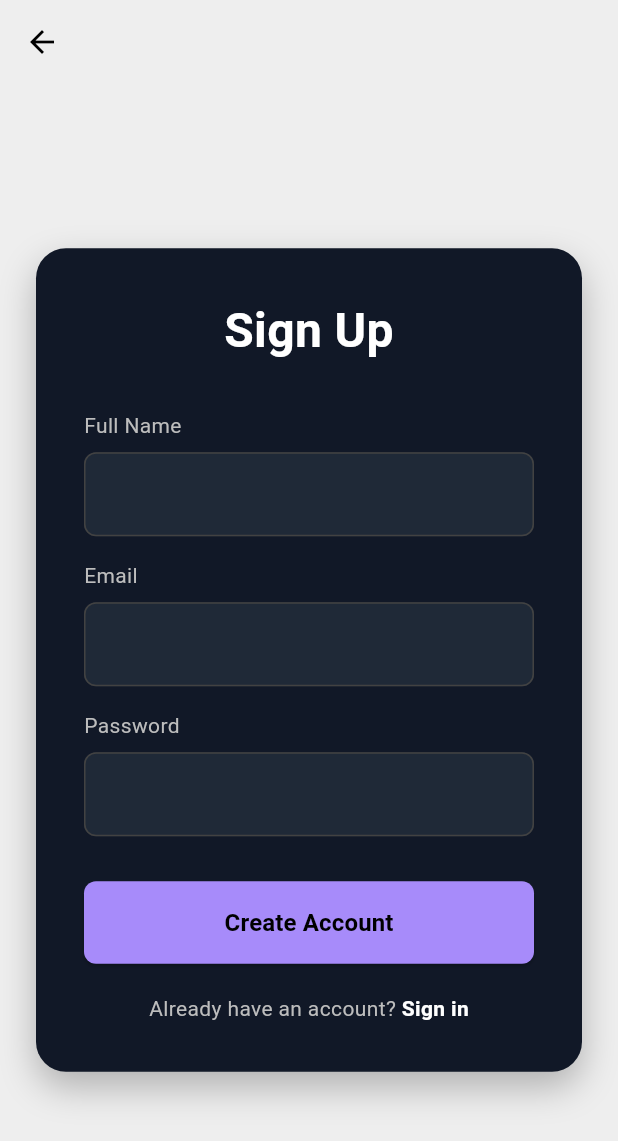
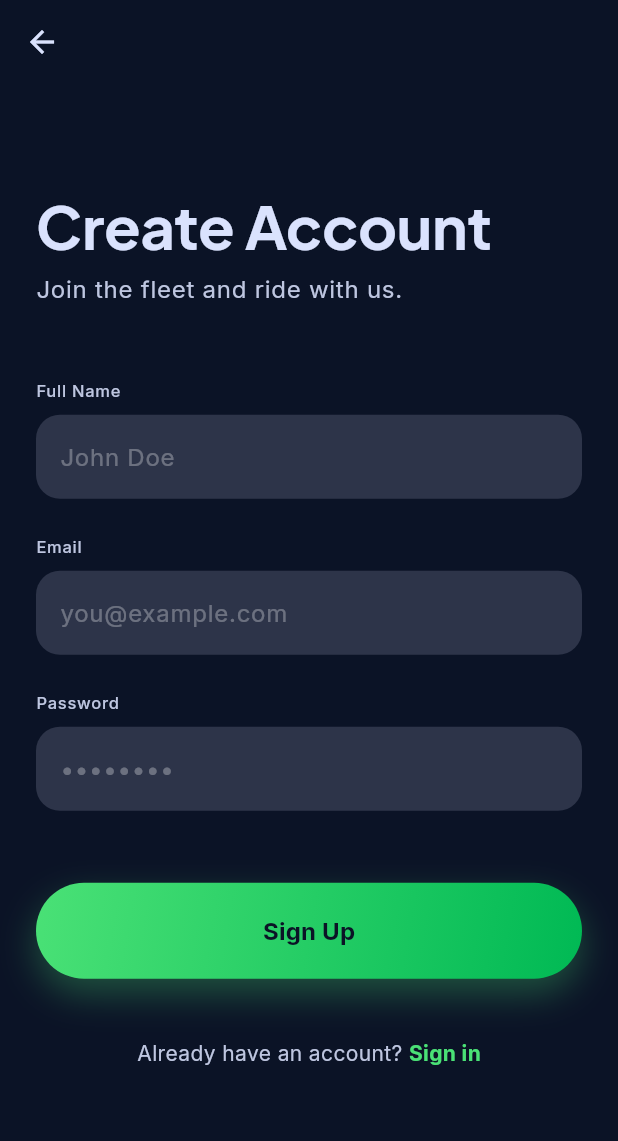
Before and after one commit to sriaakash06/RIDE-SHARING-APP, a Flutter app: the screen it shows after launch, after a tap on "Sign up", on a phone screen of 412 x 824 dp. Shown: the top 1141 px of the screen. Run offline on Flutter 3.47's test engine with Material 3 defaults, Android fonts, the phone set to English and light mode, and no system bars; our stand-ins replace cloud_firestore, firebase_auth, firebase_core, google_fonts, google_maps_flutter, location; accounts and stored records are empty; network calls fail.

Commit message:
UI Change

```diff
--- a/lib/main.dart
+++ b/lib/main.dart
@@ -8,6 +8,7 @@ import 'screens/login_screen.dart';
 import 'screens/register_screen.dart';
 import 'screens/home_screen.dart';
 import 'screens/map_screen.dart'; // Added map screen for routing
+import 'theme.dart';
 
 bool isFirebaseInitialized = false;
 
@@ -35,10 +36,7 @@ class MyApp extends StatelessWidget {
       ],
       child: MaterialApp(
         title: 'Ride Sharing App',
-        theme: ThemeData(
-          primarySwatch: Colors.blue,
-          visualDensity: VisualDensity.adaptivePlatformDensity,
-        ),
+        theme: AppTheme.darkTheme,
         home: AuthWrapper(),
         routes: {
           '/login': (context) => LoginScreen(),
--- a/lib/screens/login_screen.dart
+++ b/lib/screens/login_screen.dart
@@ -1,6 +1,7 @@
 import 'package:flutter/material.dart';
 import 'package:provider/provider.dart';
 import '../providers/auth_provider.dart';
+import '../theme.dart';
 
 class LoginScreen extends StatefulWidget {
   @override
@@ -16,96 +17,87 @@ class _LoginScreenState extends State<LoginScreen> {
     final authProvider = Provider.of<AuthProvider>(context);
 
     return Scaffold(
-      backgroundColor: Colors.grey[200], // Light background outside the card
-      body: Center(
+      backgroundColor: AppTheme.background,
+      body: SafeArea(
+        child: Center(
           child: SingleChildScrollView(
             child: Padding(
               padding: const EdgeInsets.symmetric(horizontal: 24.0),
-            child: Container(
-              padding: EdgeInsets.all(32),
-              decoration: BoxDecoration(
-                color: Color(0xFF111827), // Dark navy card
-                borderRadius: BorderRadius.circular(20),
-                boxShadow: [
-                  BoxShadow(color: Colors.black26, blurRadius: 20, offset: Offset(0, 10)),
-                ],
-              ),
               child: Column(
-                mainAxisSize: MainAxisSize.min,
+                mainAxisAlignment: MainAxisAlignment.center,
                 crossAxisAlignment: CrossAxisAlignment.stretch,
                 children: [
+                  const SizedBox(height: 40),
                   Text(
-                    'Login',
-                    textAlign: TextAlign.center,
-                    style: TextStyle(color: Colors.white, fontSize: 32, fontWeight: FontWeight.bold),
+                    'Welcome Back',
+                    textAlign: TextAlign.left,
+                    style: Theme.of(context).textTheme.displayLarge?.copyWith(fontSize: 40),
                   ),
-                  SizedBox(height: 30),
+                  const SizedBox(height: 8),
+                  Text(
+                    'Enter your details to ride.',
+                    textAlign: TextAlign.left,
+                    style: Theme.of(context).textTheme.bodyLarge?.copyWith(color: AppTheme.primary),
+                  ),
+                  const SizedBox(height: 48),
 
                   // Email Field
-                  Text('Email', style: TextStyle(color: Colors.grey[400], fontSize: 14)),
-                  SizedBox(height: 8),
+                  Text('Email', style: Theme.of(context).textTheme.labelSmall?.copyWith(color: AppTheme.primary)),
+                  const SizedBox(height: 8),
                   TextField(
                     controller: _emailController,
-                    style: TextStyle(color: Colors.white),
-                    decoration: InputDecoration(
-                      filled: true,
-                      fillColor: Color(0xFF1F2937), // Slightly lighter dark for input
-                      border: OutlineInputBorder(
-                        borderRadius: BorderRadius.circular(8),
-                        borderSide: BorderSide(color: Colors.grey[800]!),
-                      ),
-                      enabledBorder: OutlineInputBorder(
-                        borderRadius: BorderRadius.circular(8),
-                        borderSide: BorderSide(color: Colors.grey[800]!),
-                      ),
-                      focusedBorder: OutlineInputBorder(
-                        borderRadius: BorderRadius.circular(8),
-                        borderSide: BorderSide(color: Color(0xFFA78BFA)),
+                    style: Theme.of(context).textTheme.bodyLarge,
+                    decoration: const InputDecoration(
+                      hintText: 'you@example.com',
+                      hintStyle: TextStyle(color: Colors.white30),
                     ),
                   ),
-                  ),
-                  SizedBox(height: 20),
+                  const SizedBox(height: 24),
 
                   // Password Field
-                  Text('Password', style: TextStyle(color: Colors.grey[400], fontSize: 14)),
-                  SizedBox(height: 8),
+                  Text('Password', style: Theme.of(context).textTheme.labelSmall?.copyWith(color: AppTheme.primary)),
+                  const SizedBox(height: 8),
                   TextField(
                     controller: _passwordController,
                     obscureText: true,
-                    style: TextStyle(color: Colors.white),
-                    decoration: InputDecoration(
-                      filled: true,
-                      fillColor: Color(0xFF1F2937),
-                      border: OutlineInputBorder(
-                        borderRadius: BorderRadius.circular(8),
-                        borderSide: BorderSide(color: Colors.grey[800]!),
-                      ),
-                      enabledBorder: OutlineInputBorder(
-                        borderRadius: BorderRadius.circular(8),
-                        borderSide: BorderSide(color: Colors.grey[800]!),
-                      ),
-                      focusedBorder: OutlineInputBorder(
-                        borderRadius: BorderRadius.circular(8),
-                        borderSide: BorderSide(color: Color(0xFFA78BFA)),
-                      ),
+                    style: Theme.of(context).textTheme.bodyLarge,
+                    decoration: const InputDecoration(
+                      hintText: '••••••••',
+                      hintStyle: TextStyle(color: Colors.white30),
                     ),
                   ),
 
-                  SizedBox(height: 12),
-                  // Forgot Password
+                  const SizedBox(height: 24),
                   Align(
                     alignment: Alignment.centerRight,
                     child: TextButton(
                       onPressed: () {},
-                      child: Text('Forgot Password ?', style: TextStyle(color: Colors.white, fontWeight: FontWeight.w600)),
+                      child: Text('Forgot Password?', style: Theme.of(context).textTheme.bodyMedium?.copyWith(color: AppTheme.primary, fontWeight: FontWeight.w600)),
                     ),
                   ),
 
-                  SizedBox(height: 20),
+                  const SizedBox(height: 40),
+
                   // Sign In Button
                   authProvider.isLoading
-                      ? Center(child: CircularProgressIndicator(color: Color(0xFFA78BFA)))
-                      : ElevatedButton(
+                      ? const Center(child: CircularProgressIndicator(color: AppTheme.secondary))
+                      : Container(
+                          decoration: BoxDecoration(
+                            gradient: const LinearGradient(
+                              colors: [AppTheme.secondary, AppTheme.secondaryContainer],
+                              begin: Alignment.topLeft,
+                              end: Alignment.bottomRight,
+                            ),
+                            borderRadius: BorderRadius.circular(48),
+                            boxShadow: [
+                              BoxShadow(
+                                color: AppTheme.secondary.withOpacity(0.3),
+                                blurRadius: 20,
+                                offset: const Offset(0, 10),
+                              )
+                            ],
+                          ),
+                          child: ElevatedButton(
                             onPressed: () async {
                               String? error = await authProvider.login(
                                 _emailController.text.trim(),
@@ -118,58 +110,36 @@ class _LoginScreenState extends State<LoginScreen> {
                                   SnackBar(
                                     content: Text(error),
                                     backgroundColor: Colors.red,
-                                  duration: Duration(seconds: 4),
                                   ),
                                 );
                               }
                             },
                             style: ElevatedButton.styleFrom(
-                            backgroundColor: Color(0xFFA78BFA), // Light purple
-                            foregroundColor: Colors.black,
-                            padding: EdgeInsets.symmetric(vertical: 16),
-                            shape: RoundedRectangleBorder(borderRadius: BorderRadius.circular(8)),
+                              backgroundColor: Colors.transparent,
+                              shadowColor: Colors.transparent,
+                              padding: const EdgeInsets.symmetric(vertical: 20),
                             ),
-                          child: Text('Sign in', style: TextStyle(fontSize: 16, fontWeight: FontWeight.bold)),
+                            child: Text(
+                              'Sign In',
+                              style: Theme.of(context).textTheme.titleMedium?.copyWith(color: AppTheme.background, fontWeight: FontWeight.bold),
+                            ),
+                          ),
                         ),
 
-                  SizedBox(height: 30),
-                  // Social Login Section
-                  Row(
-                    children: [
-                      Expanded(child: Divider(color: Colors.grey[800])),
-                      Padding(
-                        padding: const EdgeInsets.symmetric(horizontal: 16.0),
-                        child: Text('Login with social accounts', style: TextStyle(color: Colors.grey[400], fontSize: 13)),
-                      ),
-                      Expanded(child: Divider(color: Colors.grey[800])),
-                    ],
-                  ),
-                  SizedBox(height: 20),
-
-                  // Social Icons (Placeholders using letters/icons)
-                  Row(
-                    mainAxisAlignment: MainAxisAlignment.center,
-                    children: [
-                      _buildSocialIcon(Icons.g_mobiledata, size: 40),
-                      SizedBox(width: 20),
-                      _buildSocialIcon(Icons.flutter_dash), // Placeholder for Twitter
-                      SizedBox(width: 20),
-                      _buildSocialIcon(Icons.code), // Placeholder for GitHub
-                    ],
-                  ),
-                  SizedBox(height: 30),
+                  const SizedBox(height: 40),
 
                   // Sign Up Link
                   Row(
                     mainAxisAlignment: MainAxisAlignment.center,
                     children: [
-                      Text("Don't have an account? ", style: TextStyle(color: Colors.grey[400])),
+                      Text("Don't have an account? ", style: Theme.of(context).textTheme.bodyMedium?.copyWith(color: AppTheme.primary)),
                       GestureDetector(
                         onTap: () => Navigator.of(context).pushNamed('/register'),
-                        child: Text('Sign up', style: TextStyle(color: Colors.white, fontWeight: FontWeight.bold)),
+                        child: Text('Sign up', style: Theme.of(context).textTheme.bodyMedium?.copyWith(color: AppTheme.secondary, fontWeight: FontWeight.bold)),
                       ),
                     ],
                   ),
+                  const SizedBox(height: 40),
                 ],
               ),
             ),
@@ -178,18 +148,4 @@ class _LoginScreenState extends State<LoginScreen> {
       ),
     );
   }
-
-  Widget _buildSocialIcon(IconData icon, {double size = 28}) {
-    return Container(
-      width: 50,
-      height: 50,
-      decoration: BoxDecoration(
-        color: Colors.transparent,
-        shape: BoxShape.circle,
-      ),
-      child: Center(
-        child: Icon(icon, color: Colors.white, size: size),
-      ),
-    );
 }
-}
--- a/lib/screens/register_screen.dart
+++ b/lib/screens/register_screen.dart
@@ -1,6 +1,7 @@
 import 'package:flutter/material.dart';
 import 'package:provider/provider.dart';
 import '../providers/auth_provider.dart';
+import '../theme.dart';
 
 class RegisterScreen extends StatefulWidget {
   @override
@@ -17,59 +18,95 @@ class _RegisterScreenState extends State<RegisterScreen> {
     final authProvider = Provider.of<AuthProvider>(context);
 
     return Scaffold(
-      backgroundColor: Colors.grey[200],
+      backgroundColor: AppTheme.background,
       appBar: AppBar(
-        title: Text(''),
         backgroundColor: Colors.transparent,
         elevation: 0,
-        iconTheme: IconThemeData(color: Colors.black),
+        iconTheme: const IconThemeData(color: AppTheme.onSurface),
       ),
-      body: Center(
+      body: SafeArea(
+        child: Center(
           child: SingleChildScrollView(
             child: Padding(
               padding: const EdgeInsets.symmetric(horizontal: 24.0),
-            child: Container(
-              padding: EdgeInsets.all(32),
-              decoration: BoxDecoration(
-                color: Color(0xFF111827),
-                borderRadius: BorderRadius.circular(20),
-                boxShadow: [
-                  BoxShadow(color: Colors.black26, blurRadius: 20, offset: Offset(0, 10)),
-                ],
-              ),
               child: Column(
-                mainAxisSize: MainAxisSize.min,
+                mainAxisAlignment: MainAxisAlignment.center,
                 crossAxisAlignment: CrossAxisAlignment.stretch,
                 children: [
                   Text(
-                    'Sign Up',
-                    textAlign: TextAlign.center,
-                    style: TextStyle(color: Colors.white, fontSize: 32, fontWeight: FontWeight.bold),
+                    'Create Account',
+                    textAlign: TextAlign.left,
+                    style: Theme.of(context).textTheme.displayLarge?.copyWith(fontSize: 40),
                   ),
-                  SizedBox(height: 30),
+                  const SizedBox(height: 8),
+                  Text(
+                    'Join the fleet and ride with us.',
+                    textAlign: TextAlign.left,
+                    style: Theme.of(context).textTheme.bodyLarge?.copyWith(color: AppTheme.primary),
+                  ),
+                  const SizedBox(height: 48),
 
                   // Name Field
-                  Text('Full Name', style: TextStyle(color: Colors.grey[400], fontSize: 14)),
-                  SizedBox(height: 8),
-                  _buildTextField(_nameController, false),
-                  SizedBox(height: 16),
+                  Text('Full Name', style: Theme.of(context).textTheme.labelSmall?.copyWith(color: AppTheme.primary)),
+                  const SizedBox(height: 8),
+                  TextField(
+                    controller: _nameController,
+                    style: Theme.of(context).textTheme.bodyLarge,
+                    decoration: const InputDecoration(
+                      hintText: 'John Doe',
+                      hintStyle: TextStyle(color: Colors.white30),
+                    ),
+                  ),
+                  const SizedBox(height: 24),
 
                   // Email Field
-                  Text('Email', style: TextStyle(color: Colors.grey[400], fontSize: 14)),
-                  SizedBox(height: 8),
-                  _buildTextField(_emailController, false),
-                  SizedBox(height: 16),
+                  Text('Email', style: Theme.of(context).textTheme.labelSmall?.copyWith(color: AppTheme.primary)),
+                  const SizedBox(height: 8),
+                  TextField(
+                    controller: _emailController,
+                    style: Theme.of(context).textTheme.bodyLarge,
+                    decoration: const InputDecoration(
+                      hintText: 'you@example.com',
+                      hintStyle: TextStyle(color: Colors.white30),
+                    ),
+                  ),
+                  const SizedBox(height: 24),
 
                   // Password Field
-                  Text('Password', style: TextStyle(color: Colors.grey[400], fontSize: 14)),
-                  SizedBox(height: 8),
-                  _buildTextField(_passwordController, true),
+                  Text('Password', style: Theme.of(context).textTheme.labelSmall?.copyWith(color: AppTheme.primary)),
+                  const SizedBox(height: 8),
+                  TextField(
+                    controller: _passwordController,
+                    obscureText: true,
+                    style: Theme.of(context).textTheme.bodyLarge,
+                    decoration: const InputDecoration(
+                      hintText: '••••••••',
+                      hintStyle: TextStyle(color: Colors.white30),
+                    ),
+                  ),
 
-                  SizedBox(height: 30),
+                  const SizedBox(height: 48),
+
                   // Register Button
                   authProvider.isLoading
-                      ? Center(child: CircularProgressIndicator(color: Color(0xFFA78BFA)))
-                      : ElevatedButton(
+                      ? const Center(child: CircularProgressIndicator(color: AppTheme.secondary))
+                      : Container(
+                          decoration: BoxDecoration(
+                            gradient: const LinearGradient(
+                              colors: [AppTheme.secondary, AppTheme.secondaryContainer],
+                              begin: Alignment.topLeft,
+                              end: Alignment.bottomRight,
+                            ),
+                            borderRadius: BorderRadius.circular(48),
+                            boxShadow: [
+                              BoxShadow(
+                                color: AppTheme.secondary.withOpacity(0.3),
+                                blurRadius: 20,
+                                offset: const Offset(0, 10),
+                              )
+                            ],
+                          ),
+                          child: ElevatedButton(
                             onPressed: () async {
                               String? error = await authProvider.register(
                                 _emailController.text.trim(),
@@ -80,31 +117,36 @@ class _RegisterScreenState extends State<RegisterScreen> {
                                 Navigator.of(context).pushReplacementNamed('/home');
                               } else if (context.mounted) {
                                 ScaffoldMessenger.of(context).showSnackBar(
-                                SnackBar(content: Text(error), backgroundColor: Colors.red, duration: Duration(seconds: 4)),
+                                  SnackBar(content: Text(error), backgroundColor: Colors.red),
                                 );
                               }
                             },
                             style: ElevatedButton.styleFrom(
-                            backgroundColor: Color(0xFFA78BFA),
-                            foregroundColor: Colors.black,
-                            padding: EdgeInsets.symmetric(vertical: 16),
-                            shape: RoundedRectangleBorder(borderRadius: BorderRadius.circular(8)),
+                              backgroundColor: Colors.transparent,
+                              shadowColor: Colors.transparent,
+                              padding: const EdgeInsets.symmetric(vertical: 20),
                             ),
-                          child: Text('Create Account', style: TextStyle(fontSize: 16, fontWeight: FontWeight.bold)),
+                            child: Text(
+                              'Sign Up',
+                              style: Theme.of(context).textTheme.titleMedium?.copyWith(color: AppTheme.background, fontWeight: FontWeight.bold),
+                            ),
+                          ),
                         ),
 
-                  SizedBox(height: 20),
+                  const SizedBox(height: 40),
+
                   // Back to Login Link
                   Row(
                     mainAxisAlignment: MainAxisAlignment.center,
                     children: [
-                      Text("Already have an account? ", style: TextStyle(color: Colors.grey[400])),
+                      Text("Already have an account? ", style: Theme.of(context).textTheme.bodyMedium?.copyWith(color: AppTheme.primary)),
                       GestureDetector(
                         onTap: () => Navigator.of(context).pop(),
-                        child: Text('Sign in', style: TextStyle(color: Colors.white, fontWeight: FontWeight.bold)),
+                        child: Text('Sign in', style: Theme.of(context).textTheme.bodyMedium?.copyWith(color: AppTheme.secondary, fontWeight: FontWeight.bold)),
                       ),
                     ],
                   ),
+                  const SizedBox(height: 40),
                 ],
               ),
             ),
@@ -113,28 +155,4 @@ class _RegisterScreenState extends State<RegisterScreen> {
       ),
     );
   }
-
-  Widget _buildTextField(TextEditingController controller, bool obscure) {
-    return TextField(
-      controller: controller,
-      obscureText: obscure,
-      style: TextStyle(color: Colors.white),
-      decoration: InputDecoration(
-        filled: true,
-        fillColor: Color(0xFF1F2937),
-        border: OutlineInputBorder(
-          borderRadius: BorderRadius.circular(8),
-          borderSide: BorderSide(color: Colors.grey[800]!),
-        ),
-        enabledBorder: OutlineInputBorder(
-          borderRadius: BorderRadius.circular(8),
-          borderSide: BorderSide(color: Colors.grey[800]!),
-        ),
-        focusedBorder: OutlineInputBorder(
-          borderRadius: BorderRadius.circular(8),
-          borderSide: BorderSide(color: Color(0xFFA78BFA)),
-        ),
-      ),
-    );
 }
-}
--- /dev/null
+++ b/lib/theme.dart
@@ -0,0 +1,66 @@
+import 'package:flutter/material.dart';
+import 'package:google_fonts/google_fonts.dart';
+
+class AppTheme {
+  static const Color background = Color(0xFF0B1326);
+  static const Color surface = Color(0xFF0B1326);
+  static const Color surfaceContainerLow = Color(0xFF131B2E);
+  static const Color surfaceContainerHigh = Color(0xFF222A3D);
+  static const Color surfaceContainerHighest = Color(0xFF2D3449);
+
+  static const Color primary = Color(0xFFBEC6E0);
+  static const Color secondary = Color(0xFF4AE176);
+  static const Color secondaryContainer = Color(0xFF00B954);
+
+  static const Color onSurface = Color(0xFFDAE2FD);
+  static const Color outlineVariant = Color(0xFF45464D);
+
+  static ThemeData get darkTheme {
+    return ThemeData(
+      brightness: Brightness.dark,
+      scaffoldBackgroundColor: background,
+      primaryColor: primary,
+      colorScheme: const ColorScheme.dark(
+        primary: primary,
+        secondary: secondary,
+        surface: surface,
+        background: background,
+        onSurface: onSurface,
+      ),
+      fontFamily: GoogleFonts.inter().fontFamily,
+      textTheme: TextTheme(
+        displayLarge: GoogleFonts.plusJakartaSans(fontWeight: FontWeight.bold, color: onSurface, fontSize: 56),
+        headlineMedium: GoogleFonts.plusJakartaSans(fontWeight: FontWeight.bold, color: onSurface, fontSize: 28),
+        bodyLarge: GoogleFonts.inter(color: onSurface, fontSize: 16),
+        bodyMedium: GoogleFonts.inter(color: onSurface, fontSize: 14),
+        labelSmall: GoogleFonts.inter(color: onSurface, fontSize: 11),
+      ),
+      elevatedButtonTheme: ElevatedButtonThemeData(
+        style: ElevatedButton.styleFrom(
+          backgroundColor: secondary, // Will use gradient in custom widget
+          foregroundColor: Colors.black,
+          shape: RoundedRectangleBorder(
+            borderRadius: BorderRadius.circular(48), // 3rem
+          ),
+          padding: const EdgeInsets.symmetric(vertical: 16, horizontal: 32),
+        ),
+      ),
+      inputDecorationTheme: InputDecorationTheme(
+        filled: true,
+        fillColor: surfaceContainerHighest,
+        border: OutlineInputBorder(
+          borderRadius: BorderRadius.circular(16),
+          borderSide: BorderSide.none,
+        ),
+        enabledBorder: OutlineInputBorder(
+          borderRadius: BorderRadius.circular(16),
+          borderSide: BorderSide.none,
+        ),
+        focusedBorder: OutlineInputBorder(
+          borderRadius: BorderRadius.circular(16),
+          borderSide: const BorderSide(color: secondary, width: 2),
+        ),
+      ),
+    );
+  }
+}
--- a/pubspec.yaml
+++ b/pubspec.yaml
@@ -42,6 +42,7 @@ dependencies:
   provider: ^6.1.5+1
   firebase_database: ^12.2.0
   geolocator: ^14.0.2
+  google_fonts: ^8.0.2
 
 dev_dependencies:
   flutter_test:
```
Also changed, not shown: pubspec.lock. Lines whose indentation alone changed are shown as unchanged.
